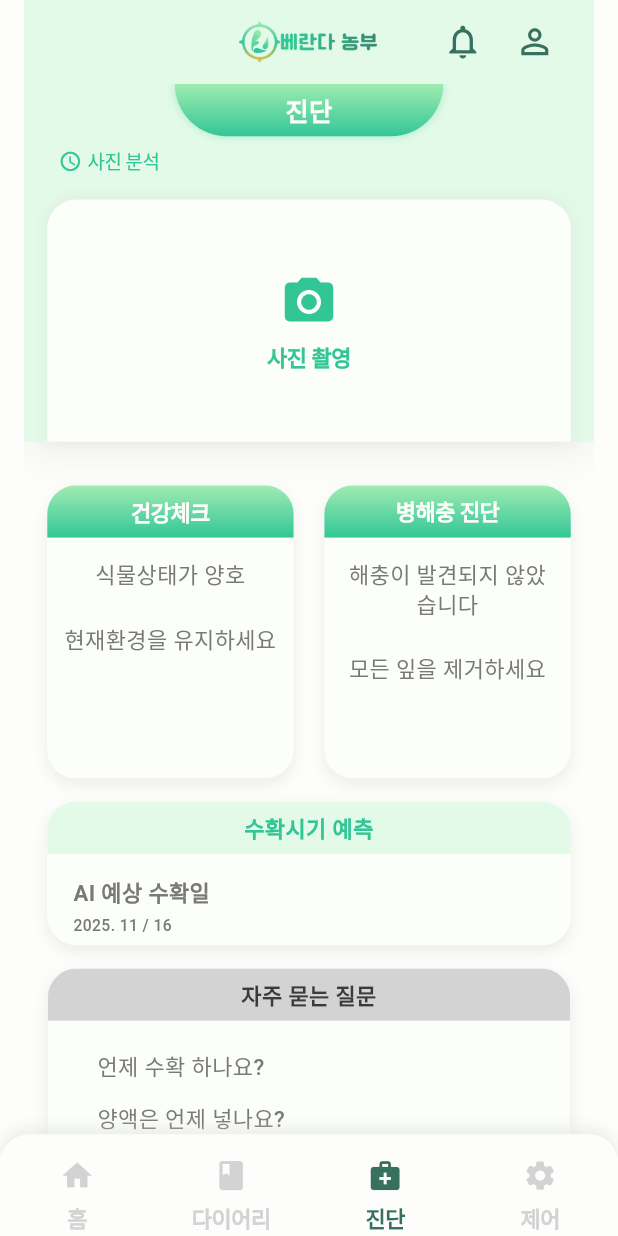
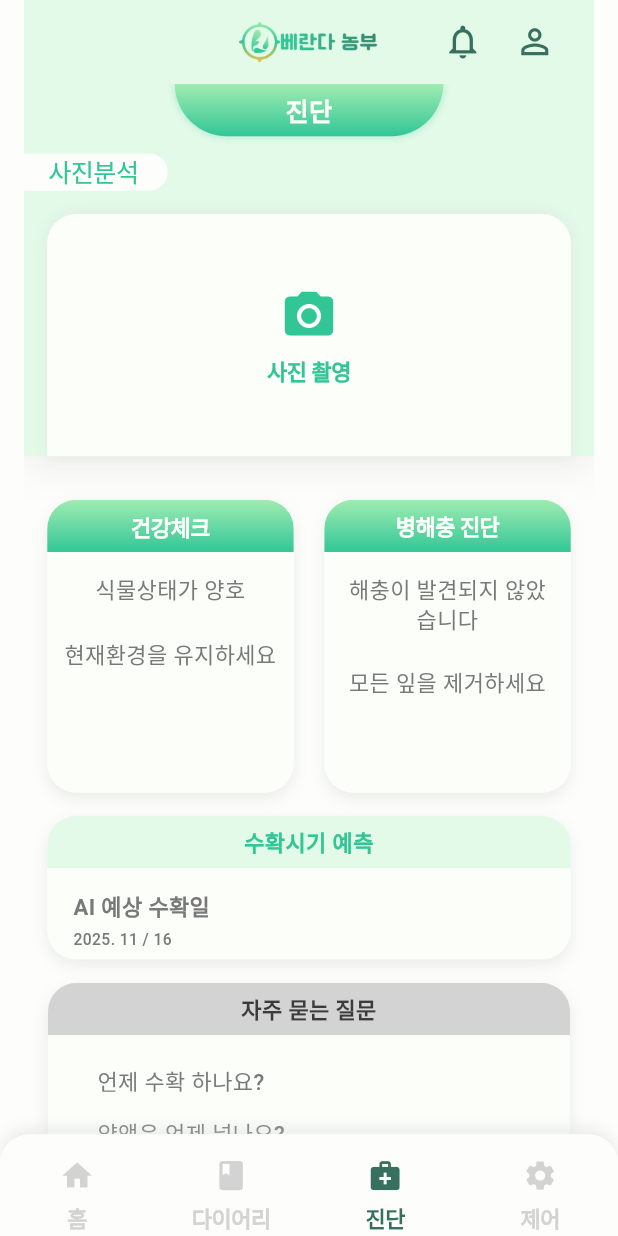
Before and after one commit to wasabi2342/MaumAI_Project, a Flutter app: the DiagnosisScreen screen opened by its route, on a phone screen of 412 x 824 dp. Run offline on Flutter 3.47's test engine with Material 3 defaults, Android fonts, the phone set to English and light mode, and no system bars; our stand-ins replace cached_network_image, flutter_svg, image_picker; accounts and stored records are empty; network calls fail; Roboto replaces fonts that are missing (Pretendard).

Commit message:
detail work

```diff
--- a/lib/presentation/control_screen/control_screen.dart
+++ b/lib/presentation/control_screen/control_screen.dart
@@ -200,7 +200,6 @@ class _ControlScreenState extends State<ControlScreen>
     return Align(
       alignment: Alignment.centerLeft,
       child: Container(
-        margin: EdgeInsets.only(left: 16.h),
         padding:
         EdgeInsets.only(top: 4.h, left: 17.h, right: 20.h, bottom: 4.h),
         clipBehavior: Clip.antiAlias,
--- a/lib/presentation/diagnosis_screen/diagnosis_screen.dart
+++ b/lib/presentation/diagnosis_screen/diagnosis_screen.dart
@@ -190,9 +190,9 @@ class _DiagnosisScreenState extends State<DiagnosisScreen> {
                         child: Column(
                           children: [
                             CustomTopTab(text: '진단'),
-                            SizedBox(height: 4.h),
+                            SizedBox(height: 12.h),
                             _buildTimeAnalysisLabel(),
-                            SizedBox(height: 12.h),
+                            SizedBox(height: 16.h),
                             _buildPhotoAnalysisSection(),
                             // 초록색 배경 끝
                           ],
@@ -230,30 +230,35 @@ class _DiagnosisScreenState extends State<DiagnosisScreen> {
       ),
     );
   }
-
   Widget _buildTimeAnalysisLabel() {
     return Align(
       alignment: Alignment.centerLeft,
       child: Container(
-        margin: EdgeInsets.only(left: 16.h),
-        padding: EdgeInsets.symmetric(horizontal: 8.h, vertical: 4.h),
-        decoration: BoxDecoration(
-          color: const Color(0xFFE3FAE8),
-          borderRadius: BorderRadius.circular(4.h),
+        padding:
+        EdgeInsets.only(top: 4.h, left: 17.h, right: 20.h, bottom: 4.h),
+        clipBehavior: Clip.antiAlias,
+        decoration: ShapeDecoration(
+          color: const Color(0xFFFDFEFB),
+          shape: RoundedRectangleBorder(
+            borderRadius: BorderRadius.only(
+              topRight: Radius.circular(20.h),
+              bottomRight: Radius.circular(20.h),
+            ),
+          ),
         ),
         child: Row(
           mainAxisSize: MainAxisSize.min,
           children: [
-            Icon(Icons.access_time, size: 16.h, color: const Color(0xFF32C697)),
-            SizedBox(width: 4.h),
             Text(
-              '사진 분석',
+              '사진분석',
+              textAlign: TextAlign.center,
               style: TextStyle(
                 color: const Color(0xFF32C697),
-                fontSize: 12.fSize,
+                fontSize: 16.fSize,
                 fontFamily: 'Pretendard',
                 fontWeight: FontWeight.w500,
-                letterSpacing: -0.30,
+                height: 1.0,
+                letterSpacing: -0.40,
               ),
             ),
           ],
```
